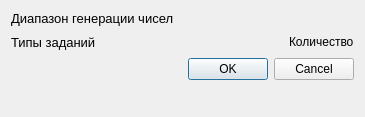
Above: dialogbase.ui from TeddyReady/MathTasksRenderer before the change. Below: the same form after it.
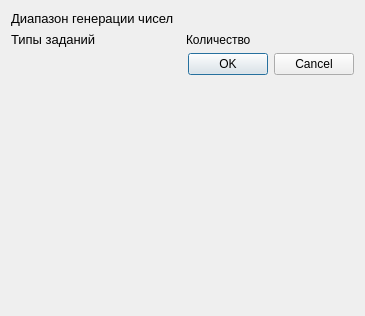
That is the form after the change.

Patch:
```diff
--- a/dialogbase.ui
+++ b/dialogbase.ui
@@ -7,72 +7,14 @@
     <x>0</x>
     <y>0</y>
     <width>365</width>
-    <height>117</height>
+    <height>316</height>
    </rect>
   </property>
   <property name="windowTitle">
    <string>Dialog</string>
   </property>
-  <layout class="QGridLayout" name="gridLayout_2">
-   <item row="0" column="0">
-    <layout class="QGridLayout" name="gridLayout_4">
-     <item row="0" column="0">
-      <widget class="QLabel" name="lblGen">
-       <property name="font">
-        <font>
-         <pointsize>10</pointsize>
-        </font>
-       </property>
-       <property name="text">
-        <string>Диапазон генерации чисел</string>
-       </property>
-      </widget>
-     </item>
-     <item row="1" column="0">
-      <layout class="QGridLayout" name="genWidgetLayout"/>
-     </item>
-    </layout>
-   </item>
-   <item row="1" column="0">
-    <layout class="QGridLayout" name="gridLayout">
-     <item row="0" column="2">
-      <widget class="QLabel" name="lblCount">
-       <property name="text">
-        <string>Количество</string>
-       </property>
-      </widget>
-     </item>
-     <item row="0" column="0">
-      <widget class="QLabel" name="lblMod">
-       <property name="font">
-        <font>
-         <pointsize>10</pointsize>
-        </font>
-       </property>
-       <property name="text">
-        <string>Типы заданий</string>
-       </property>
-      </widget>
-     </item>
-     <item row="0" column="1">
-      <spacer name="horizontalSpacer">
-       <property name="orientation">
-        <enum>Qt::Horizontal</enum>
-       </property>
-       <property name="sizeHint" stdset="0">
-        <size>
-         <width>40</width>
-         <height>20</height>
-        </size>
-       </property>
-      </spacer>
-     </item>
-    </layout>
-   </item>
+  <layout class="QGridLayout" name="gridLayout">
    <item row="2" column="0">
-    <layout class="QGridLayout" name="baseWidgetLayout"/>
-   </item>
-   <item row="3" column="0">
     <widget class="QDialogButtonBox" name="buttonBox">
      <property name="orientation">
       <enum>Qt::Horizontal</enum>
@@ -82,7 +24,49 @@
      </property>
     </widget>
    </item>
-   <item row="4" column="0">
+   <item row="1" column="0">
+    <layout class="QGridLayout" name="baseWidgetLayout">
+     <item row="0" column="0">
+      <widget class="QLabel" name="lblMod">
+       <property name="font">
+        <font>
+         <pointsize>10</pointsize>
+        </font>
+       </property>
+       <property name="text">
+        <string>Типы заданий</string>
+       </property>
+      </widget>
+     </item>
+     <item row="0" column="1">
+      <widget class="QLabel" name="lblCount">
+       <property name="text">
+        <string>Количество</string>
+       </property>
+      </widget>
+     </item>
+    </layout>
+   </item>
+   <item row="0" column="0">
+    <layout class="QGridLayout" name="gridLayout_4">
+     <item row="0" column="0">
+      <widget class="QLabel" name="lblGen">
+       <property name="font">
+        <font>
+         <pointsize>10</pointsize>
+        </font>
+       </property>
+       <property name="text">
+        <string>Диапазон генерации чисел</string>
+       </property>
+      </widget>
+     </item>
+     <item row="1" column="0">
+      <layout class="QGridLayout" name="genWidgetLayout"/>
+     </item>
+    </layout>
+   </item>
+   <item row="3" column="0">
     <spacer name="verticalSpacer">
      <property name="orientation">
       <enum>Qt::Vertical</enum>
```
